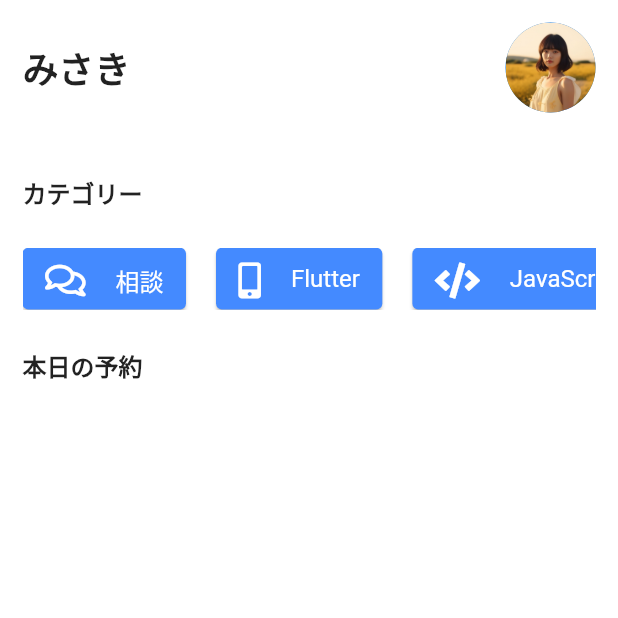
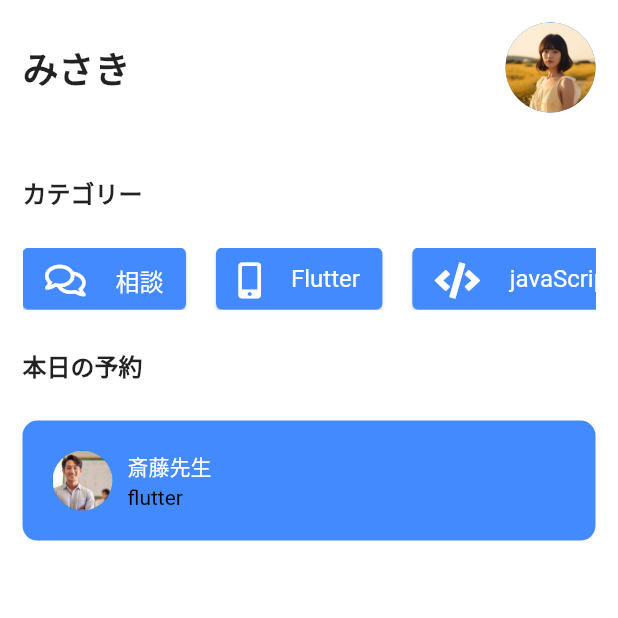
Before and after one commit to shinnkura/flutter_and_laravel, a Flutter app: the HomePage screen opened directly, on a phone screen of 412 x 824 dp, the top half of it. Run offline on Flutter 3.47's test engine with Material 2 defaults, Android fonts, the phone set to English and light mode, and no system bars; our stand-ins replace font_awesome_flutter.

Commit message:
ホームページでカードをRow表示

```diff
--- /dev/null
+++ b/lib/components/appointment_card.dart
@@ -0,0 +1,122 @@
+// import 'package:doctor_appointment_app/main.dart';
+// import 'package:doctor_appointment_app/providers/dio_provider.dart';
+// import 'package:doctor_appointment_app/utils/config.dart';
+// import 'dart:ui';
+
+import 'package:flutter/material.dart';
+import 'package:flutter_and_laravel/utils/config.dart';
+// import 'package:rating_dialog/rating_dialog.dart';
+// import 'package:shared_preferences/shared_preferences.dart';
+
+class AppointmentCard extends StatefulWidget {
+  AppointmentCard({Key? key, required this.doctor, required this.color})
+      : super(key: key);
+
+  final Map<String, dynamic> doctor;
+  final Color color;
+
+  @override
+  State<AppointmentCard> createState() => _AppointmentCardState();
+}
+
+class _AppointmentCardState extends State<AppointmentCard> {
+  @override
+  Widget build(BuildContext context) {
+    return Container(
+      width: double.infinity,
+      decoration: BoxDecoration(
+        color: Config.primaryColor,
+        borderRadius: BorderRadius.circular(10),
+      ),
+      child: Material(
+        color: Colors.transparent,
+        child: Padding(
+          padding: const EdgeInsets.all(20),
+          child: Column(
+            children: <Widget>[
+              Row(
+                children: [
+                  CircleAvatar(
+                    backgroundImage: AssetImage('assets/teacher.png'),
+                  ),
+                  const SizedBox(
+                    width: 10,
+                  ),
+                  Column(
+                    mainAxisAlignment: MainAxisAlignment.center,
+                    crossAxisAlignment: CrossAxisAlignment.start,
+                    children: <Widget>[
+                      Text(
+                        // '${widget.doctor['doctor_name']}先生',
+                        '斎藤先生',
+                        style: const TextStyle(color: Colors.white),
+                      ),
+                      const SizedBox(
+                        height: 2,
+                      ),
+                      Text(
+                        // widget.doctor['category'],
+                        'flutter',
+                        style: const TextStyle(color: Colors.black),
+                      )
+                    ],
+                  ),
+                ],
+              ),
+            ],
+          ),
+        ),
+      ),
+    );
+  }
+}
+
+class ScheduleCard extends StatelessWidget {
+  const ScheduleCard({Key? key, required this.appointment}) : super(key: key);
+  final Map<String, dynamic> appointment;
+
+  @override
+  Widget build(BuildContext context) {
+    return Container(
+      decoration: BoxDecoration(
+        color: Colors.grey,
+        borderRadius: BorderRadius.circular(10),
+      ),
+      width: double.infinity,
+      padding: const EdgeInsets.all(20),
+      child: Row(
+        crossAxisAlignment: CrossAxisAlignment.center,
+        children: <Widget>[
+          const Icon(
+            Icons.calendar_today,
+            color: Colors.white,
+            size: 15,
+          ),
+          const SizedBox(
+            width: 5,
+          ),
+          Text(
+            '${appointment['day']}, ${appointment['date']}',
+            style: const TextStyle(color: Colors.white),
+          ),
+          const SizedBox(
+            width: 20,
+          ),
+          const Icon(
+            Icons.access_alarm,
+            color: Colors.white,
+            size: 17,
+          ),
+          const SizedBox(
+            width: 5,
+          ),
+          Flexible(
+              child: Text(
+            appointment['time'],
+            style: const TextStyle(color: Colors.white),
+          ))
+        ],
+      ),
+    );
+  }
+}
--- a/lib/screens/home_page.dart
+++ b/lib/screens/home_page.dart
@@ -3,8 +3,10 @@
 // import 'package:doctor_appointment_app/models/auth_model.dart';
 // import 'package:doctor_appointment_app/utils/config.dart';
 import 'package:flutter/material.dart';
+import 'package:flutter_and_laravel/components/appointment_card.dart';
 import 'package:flutter_and_laravel/utils/config.dart';
 import 'package:font_awesome_flutter/font_awesome_flutter.dart';
+// import 'package:flutter_and_laravel/components/appointment_card.dart';
 // import 'package:provider/provider.dart';
 
 class HomePage extends StatefulWidget {
@@ -29,7 +31,7 @@ class _HomePageState extends State<HomePage> {
     },
     {
       "icon": FontAwesomeIcons.code, // フロントを表すアイコン
-      "category": "JavaScript",
+      "category": "javaScript",
     },
     {
       "icon": FontAwesomeIcons.code, // PHPを表すアイコン
@@ -146,6 +148,10 @@ class _HomePageState extends State<HomePage> {
                   ),
                 ),
                 Config.spaceSmall,
+                AppointmentCard(
+                  color: Config.primaryColor,
+                  doctor: {},
+                ),
                 // doctor.isNotEmpty
                 //     ? AppointmentCard(
                 //         doctor: doctor,
```
Also changed, not shown: assets/teacher.png (added).
